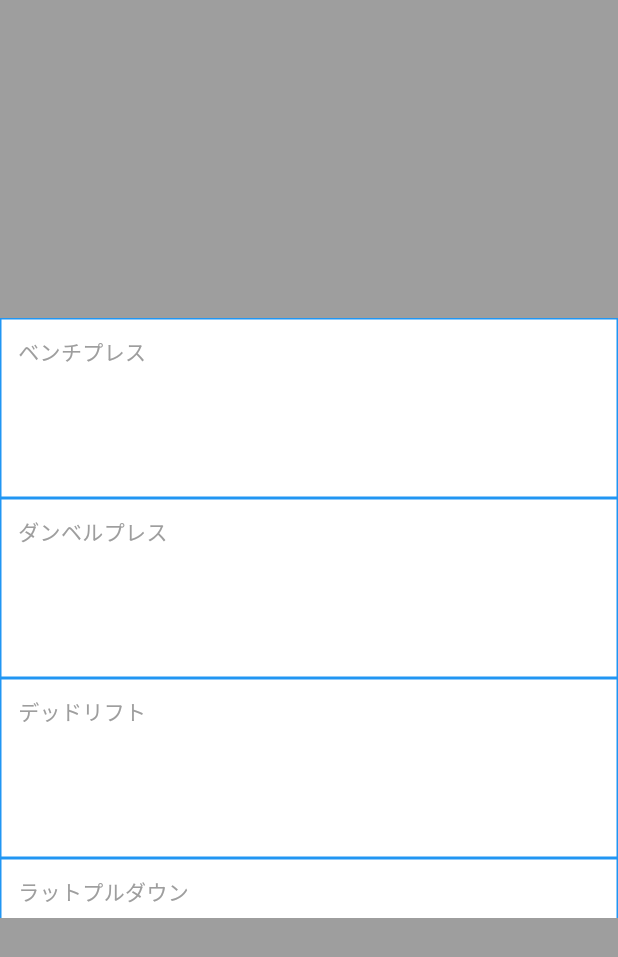
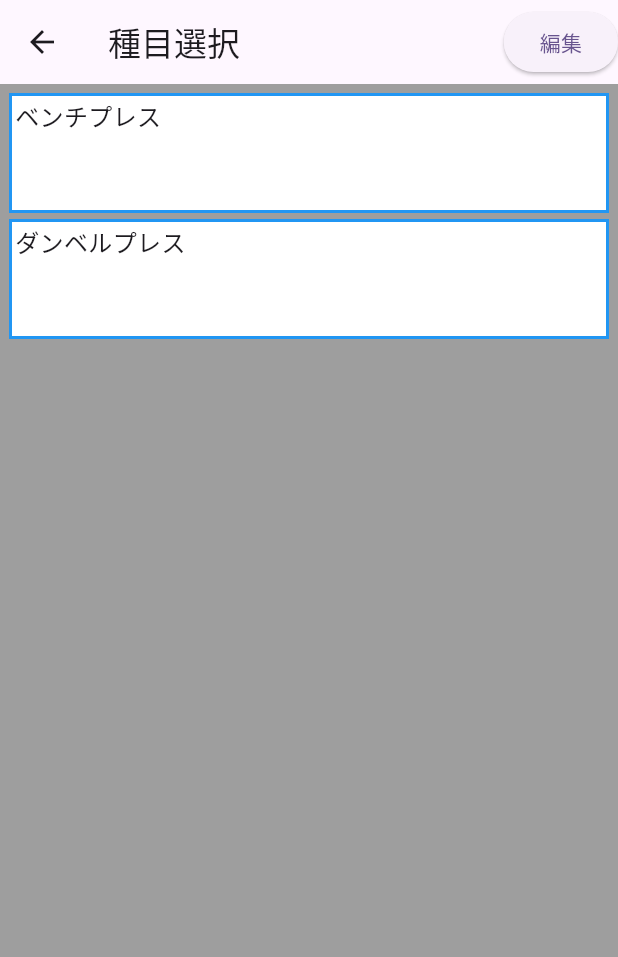
Before and after one commit to tarobeeflight/iron_log, a Flutter app: the screen it shows after launch, on a phone screen of 412 x 824 dp. Shown: the top 957 px of the screen. Run offline on Flutter 3.47's test engine with Material 3 defaults, Android fonts, the phone set to English and light mode, and no system bars.

Commit message:
種目選択　更新

```diff
--- a/lib/syumoku_sentaku.dart
+++ b/lib/syumoku_sentaku.dart
@@ -1,38 +1,50 @@
 import 'package:flutter/material.dart';
+import 'package:flutter/rendering.dart';
 
 // 種目
 class Syumoku {
   // 種目名
   final String syumokuMei;
+
   // 部位区分
   final String buiKbn;
 
   Syumoku(this.buiKbn, this.syumokuMei);
 }
 
-final models = [
+final List<Syumoku> chestModels = [
   Syumoku('胸', 'ベンチプレス'),
   Syumoku('胸', 'ダンベルプレス'),
+];
+
+final List<Syumoku> backModels = [
   Syumoku('背中', 'デッドリフト'),
   Syumoku('背中', 'ラットプルダウン'),
-  Syumoku('脚', 'スクワット'),
+];
+
+final List<Syumoku> legModels = [Syumoku('脚', 'スクワット')];
+
+final List<Syumoku> shoulderModels = [
   Syumoku('肩', 'ショルダープレス'),
   Syumoku('肩', 'サイドレイズ'),
+];
+
+final List<Syumoku> armModels = [
   Syumoku('腕', 'バーベルカール'),
   Syumoku('腕', 'フレンチプレス'),
 ];
 
 // モデル　→　ウィジェットに変換する
-Widget modelToWidget(Syumoku model){
+Widget modelToWidget(Syumoku model) {
   // modelを使って好きなWidgetを作る
-
 
   final metaText = Container(
     width: 50,
-    height: 100,
+    height: 80,
     padding: EdgeInsets.all(10),
-    child: Text('${model.syumokuMei}',
-      style: const TextStyle(color: Colors.grey,),
+    child: Text(
+      '${model.syumokuMei}',
+      style: const TextStyle(color: Colors.black),
     ),
   );
 
@@ -43,34 +55,55 @@ Widget modelToWidget(Syumoku model){
       color: Colors.white,
     ),
     width: double.infinity,
-
-    height: 120,
     child: metaText,
   );
-
-
 }
 
-
-
-class SyumokuSentaku extends StatelessWidget{
+class SyumokuSentaku extends StatelessWidget {
   const SyumokuSentaku({super.key});
 
   @override
   Widget build(BuildContext context) {
-    final list = ListView.builder(
-        itemCount: models.length,
-        itemBuilder: (c,i) => modelToWidget(models[i]),
+    final chestList = ListView.builder(
+      itemCount: chestModels.length,
+      itemBuilder: (c, i) => modelToWidget(chestModels[i]),
     );
-    final con = Center(
-      child: SizedBox(
-        height: 400,
-        child: list,
+
+    final chestCon = Center(child: SizedBox(child: chestList));
+
+    final sca = Scaffold(
+      backgroundColor: Colors.grey,
+      appBar: AppBar(
+        leading: IconButton(onPressed: () {}, icon: Icon(Icons.arrow_back)),
+        title: const Text('種目選択'),
+        actions: [ElevatedButton(onPressed: () {}, child: Text('編集'))],
       ),
-    );
-    final  sca = Scaffold(
-      backgroundColor: Colors.grey,
-      body: con,
+      body: Column(
+        children: <Widget>[
+          Container(
+            height: 500,
+            padding: EdgeInsets.all(4),
+            child: ListView.builder(
+              itemCount: chestModels.length,
+              itemBuilder: (context, index) {
+                return Container(
+                  padding: EdgeInsets.all(2),
+                  margin: EdgeInsets.all(2),
+                  decoration: BoxDecoration(
+                    color: Colors.white,
+                    border: Border.all(color: Colors.blue, width: 2),
+                  ),
+                  height: 80,
+                  child: Text(
+                    chestModels[index].syumokuMei,
+                    style: TextStyle(fontSize: 16),
+                  ),
+                );
+              },
+            ),
+          ),
+        ],
+      ),
     );
     return sca;
   }
```
